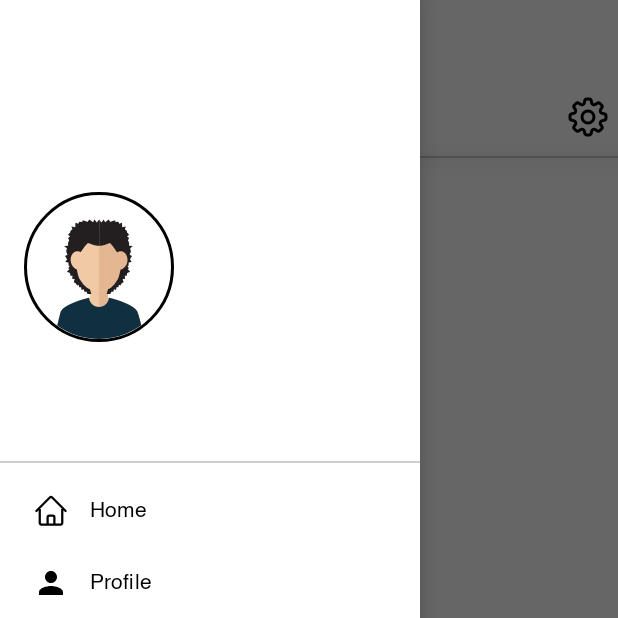
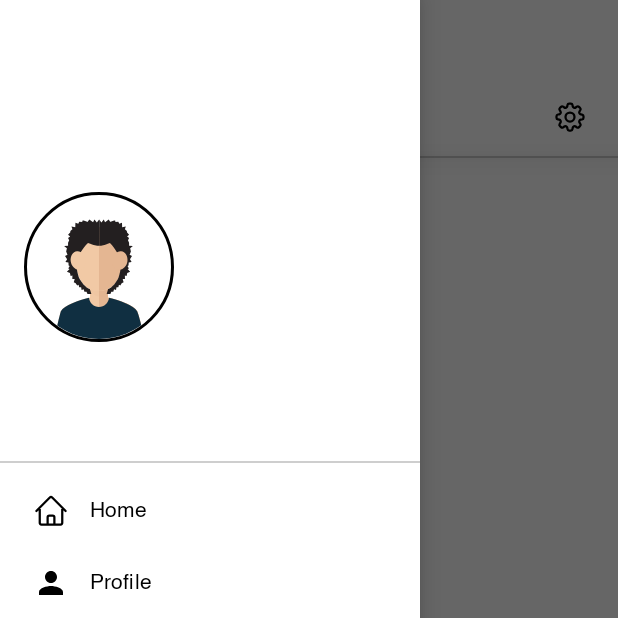
Before and after one commit to MuneebAbro/UNIVerse-A-Social-Media-App, an Android app: the PostFragment screen opened directly, with no data from a screen before it, with the side drawer open, on a phone screen of 412 x 824 dp, the top half of it. Run offline under Robolectric (Android 15) with nearby library versions, the phone set to English and light mode, and no system bars; our stand-ins replace CircleImageView, Firebase (no records; nobody signed in at launch, a user with empty details on screens opened directly), Picasso, navigation-ui; libraries missing offline, so code that uses them is left out: com.github.marlonlom.utilities.

Commit message:
bug fixes

```diff
--- a/app/src/main/java/com/example/universe/ui/post/PostFragment.kt
+++ b/app/src/main/java/com/example/universe/ui/post/PostFragment.kt
@@ -78,6 +78,11 @@ class PostFragment : Fragment(), NavigationView.OnNavigationItemSelectedListener
         // Handle FAB click for creating a new post
         binding.fabPost.setOnClickListener {
             val intent = Intent(context, NewPostActivity::class.java)
+            startActivity(intent)
+        }
+
+        binding.PostSettings.setOnClickListener {
+            val intent = Intent(requireContext(), SettingsActivity::class.java)
             startActivity(intent)
         }
 
--- a/app/src/main/res/layout/fragment_post.xml
+++ b/app/src/main/res/layout/fragment_post.xml
@@ -63,11 +63,15 @@
 
             <ImageView
                 android:id="@+id/PostSettings"
-                android:layout_width="32dp"
-                android:layout_height="32dp"
+                android:layout_width="wrap_content"
+                android:layout_height="wrap_content"
                 android:contentDescription="@string/menu"
                 android:src="@drawable/settings"
                 android:layout_marginEnd="4dp"
+                android:paddingStart="16dp"
+                android:paddingEnd="16dp"
+                android:paddingTop="8dp"
+                android:paddingBottom="8dp"
                 app:layout_constraintBottom_toBottomOf="parent"
                 app:tint="@color/adaptive_black"
                 app:layout_constraintEnd_toEndOf="parent"
--- a/gradle/libs.versions.toml
+++ b/gradle/libs.versions.toml
@@ -1,5 +1,5 @@
 [versions]
-agp = "8.6.1"
+agp = "8.7.2"
 kotlin = "1.9.0"
 coreKtx = "1.10.1"
 junit = "4.13.2"
```
Also changed, not shown: app/src/main/res/layout-land/activity_splash_screen.xml (+12 -0 lines), app/src/main/res/layout-land/fragment_profile.xml (+13 -0 lines), app/src/main/res/layout/activity_splash_screen.xml (+12 -0 lines), gradle/wrapper/gradle-wrapper.properties.
